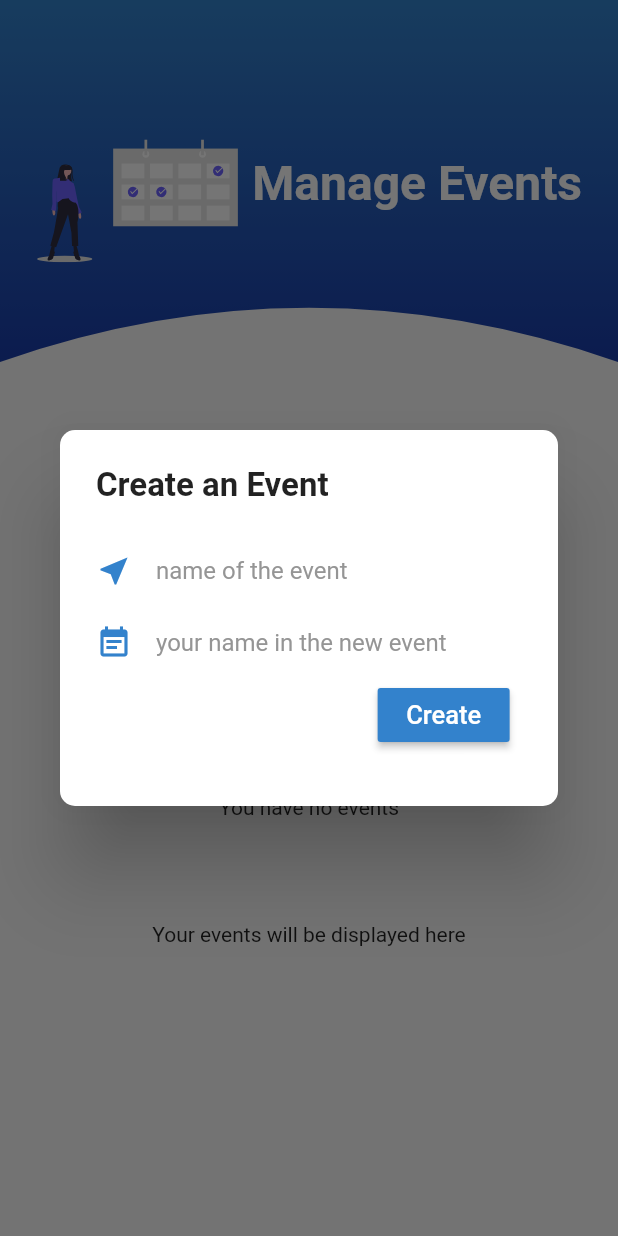
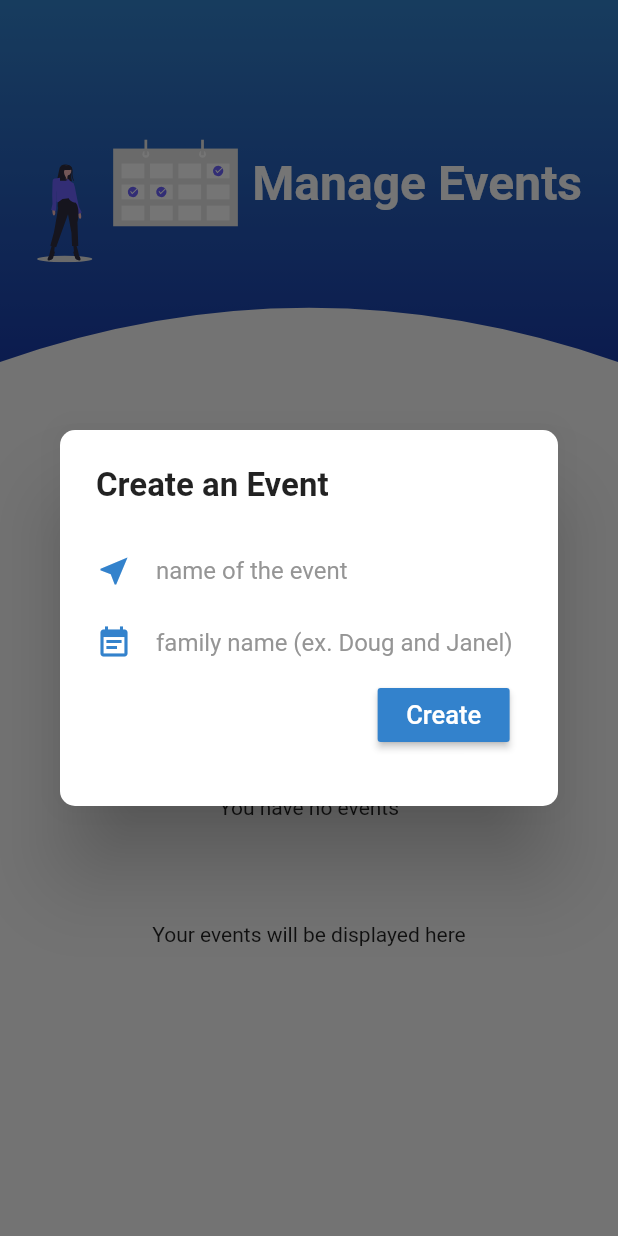
Before and after one commit to HollandPleskac/Name-Gifts-App-V2, a Flutter app: the ManageEventsScreen screen opened directly, after a tap on "Create Event", on a phone screen of 412 x 824 dp. Run offline on Flutter 3.47's test engine with Material 2 defaults, Android fonts, the phone set to English and light mode, and no system bars; our stand-ins replace cloud_firestore, firebase_auth, flutter_svg, google_nav_bar, line_icons, random_string and 1 more; missing offline and left inert: polygon_clipper; accounts and stored records are empty.

Commit message:
important changes to everything

```diff
--- a/lib/app_screens/invitation_screen.dart
+++ b/lib/app_screens/invitation_screen.dart
@@ -519,7 +519,7 @@ class _AcceptInviteToEventState extends State<AcceptInviteToEvent> {
                               Icons.event_note,
                               color: kPrimaryColor,
                             ),
-                            hintText: 'your name in the event',
+                            hintText: 'family name (ex. Doug and Janel)',
                           ),
                           Align(
                             alignment: Alignment.bottomRight,
@@ -581,7 +581,7 @@ class _AcceptInviteToEventState extends State<AcceptInviteToEvent> {
                               Icons.event_note,
                               color: kPrimaryColor,
                             ),
-                            hintText: 'your name in the group',
+                            hintText: 'member name (ex. Holland)',
                           ),
                           Align(
                             alignment: Alignment.bottomRight,
--- a/lib/app_screens/manage_events_screen.dart
+++ b/lib/app_screens/manage_events_screen.dart
@@ -240,7 +240,7 @@ class _ManageEventsScreenState extends State<ManageEventsScreen> {
                                     Icons.event_note,
                                     color: kPrimaryColor,
                                   ),
-                                  hintText: 'your name in the new event',
+                                  hintText: 'family name (ex. Doug and Janel)',
                                 ),
                                 Align(
                                   alignment: Alignment.bottomRight,
--- a/lib/app_screens/my_members_screen.dart
+++ b/lib/app_screens/my_members_screen.dart
@@ -830,6 +830,7 @@ class _MemberOptionBarState extends State<MemberOptionBar> {
                                   host: host,
                                   creationDate: creationDate,
                                   inviteType: 'family',
+                                  familyName: widget.familyName,
                                 );
                                 Navigator.pop(context);
                               },
--- a/lib/tab_page.dart
+++ b/lib/tab_page.dart
@@ -80,7 +80,7 @@ class _TabPageState extends State<TabPage> {
       iconSize: 24,
       padding: padding,
       icon: Icons.event,
-      text: 'Manage Events',
+      text: 'Events',
     ));
 
     tabs.add(GButton(
```
